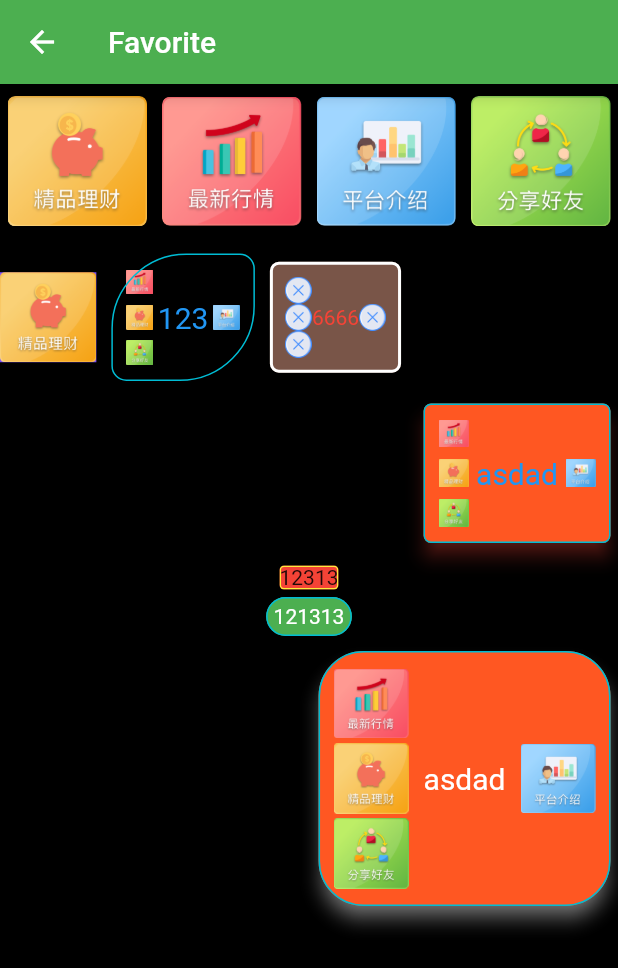
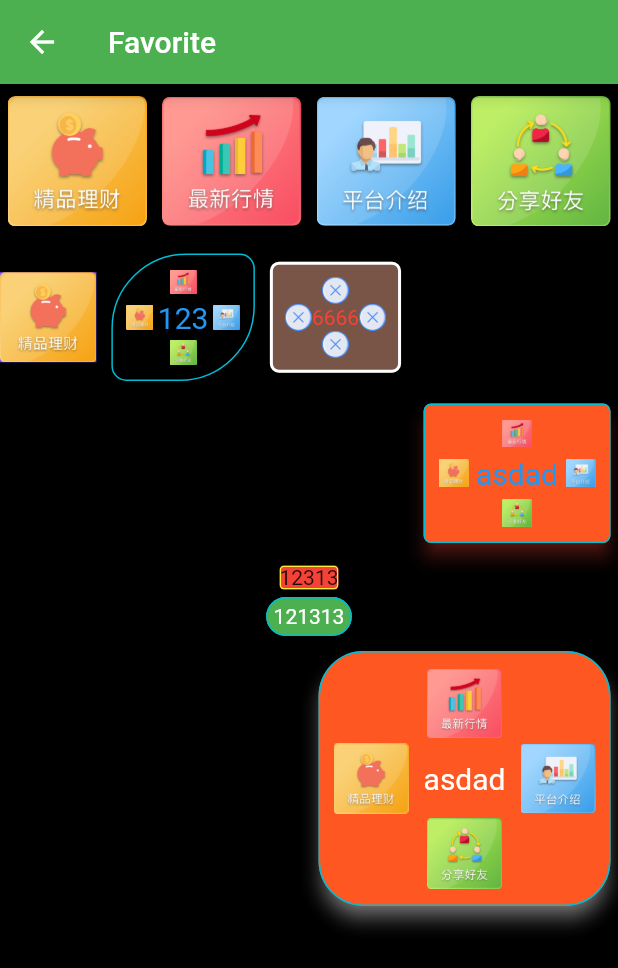
Before and after one commit to gta371667/duck_flutter, a Flutter app: the FavoriteFragment screen opened directly, on a phone screen of 412 x 824 dp. Shown: the top 968 px of the screen. Run offline on Flutter 3.47's test engine with Material 2 defaults, Android fonts, the phone set to English and light mode, and no system bars; our stand-ins replace dio.

Commit message:
fix CrossAxisAlignment

```diff
--- a/xview/lib/widget/MyAttrView.dart
+++ b/xview/lib/widget/MyAttrView.dart
@@ -93,7 +93,7 @@ class MyAttrView extends StatelessWidget {
     this.highlightColor = Colors.black12,
     this.borderWidth = 0,
     this.borderColor = Colors.transparent,
-    this.crossAxisAlignment = CrossAxisAlignment.start,
+    this.crossAxisAlignment = CrossAxisAlignment.center,
     this.mainAxisAlignment = MainAxisAlignment.center,
   }) : super(key: key);
 
```
